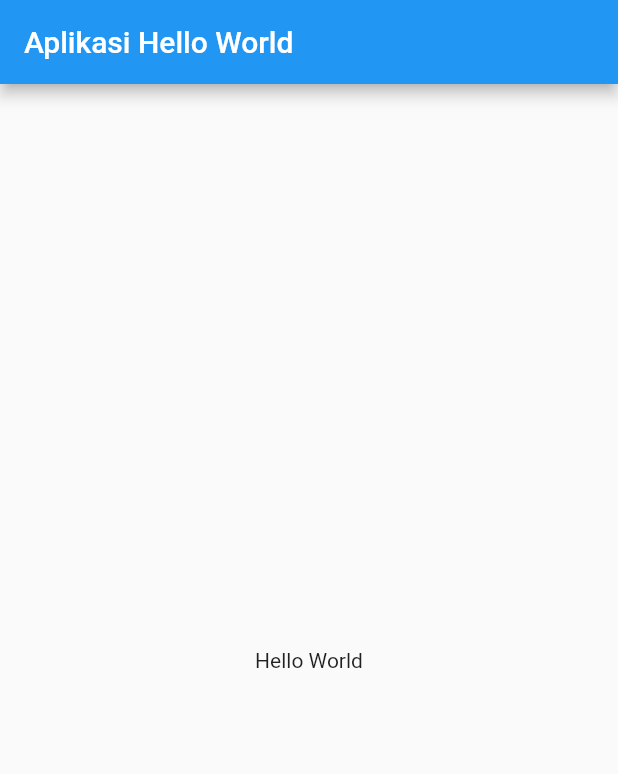
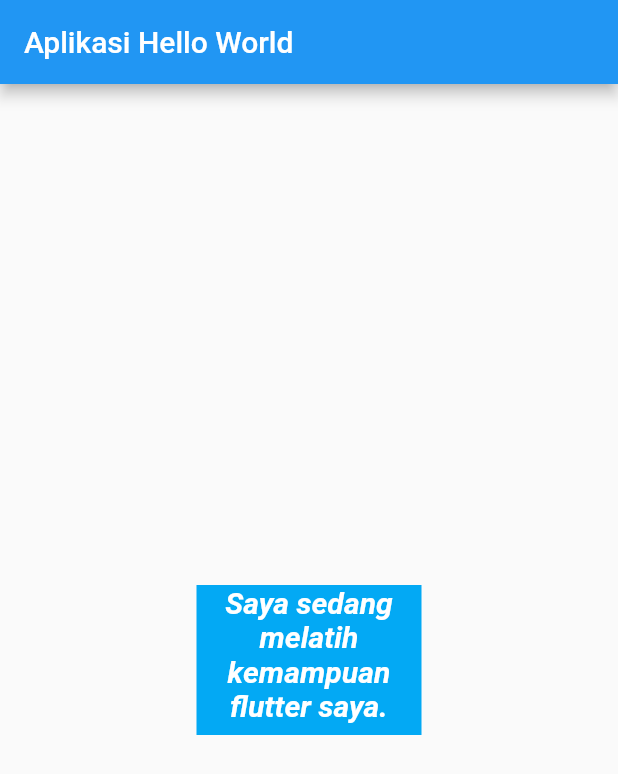
Before and after one commit to Fadimhats1/latihan_flutter, a Flutter app: the screen it shows after launch, on a phone screen of 412 x 824 dp. Shown: the top 774 px of the screen. Run offline on Flutter 3.47's test engine with Material 2 defaults, Android fonts, the phone set to English and light mode, and no system bars.

Commit message:
latihan sesi 3

```diff
--- a/aplikasi_hello_world/lib/main.dart
+++ b/aplikasi_hello_world/lib/main.dart
@@ -1,7 +1,7 @@
 import 'package:flutter/material.dart';
 
 void main() {
-  runApp(const MyApp());
+  runApp(new MyApp());
 }
 
 class MyApp extends StatelessWidget {
@@ -20,7 +20,19 @@
         ),
         body: SafeArea(
             child: Center(
-          child: Text("Hello World"),
+          child: Container(
+              color: Colors.lightBlue,
+              width: 150,
+              height: 100,
+              child: Text(
+                "Saya sedang melatih kemampuan flutter saya.",
+                textAlign: TextAlign.center,
+                style: TextStyle(
+                    color: Colors.white,
+                    fontStyle: FontStyle.italic,
+                    fontWeight: FontWeight.bold,
+                    fontSize: 20),
+              )),
         )),
       ),
     );
```
